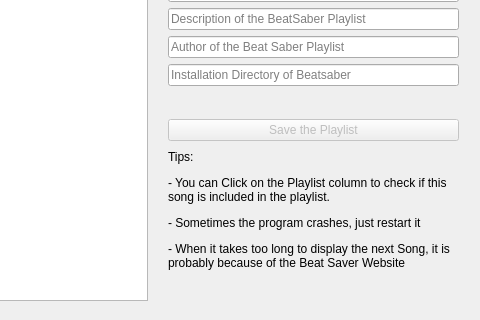
Above: gui.ui from Sajeg/Beatify before the change; both pictures show x 622 to 1102 and y 180 to 500 of the 1102 by 500 pixel window. Below: the same form after it.
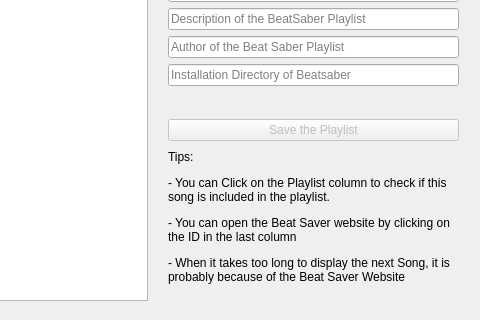
That is the form after the change.

Commit message: added icon and improved Tips on GUI

```diff
--- a/gui.ui
+++ b/gui.ui
@@ -100,7 +100,7 @@
     <item>
      <widget class="QLabel" name="info">
       <property name="text">
-       <string>&lt;html&gt;&lt;head/&gt;&lt;body&gt;&lt;p&gt;Tips:&lt;/p&gt;&lt;p&gt;- You can Click on the Playlist column to check if this song is included in the playlist.&lt;/p&gt;&lt;p&gt;- Sometimes the program crashes, just restart it&lt;/p&gt;&lt;p&gt;- When it takes too long to display the next Song, it is probably because of the Beat Saver Website&lt;/p&gt;&lt;/body&gt;&lt;/html&gt;</string>
+       <string>&lt;html&gt;&lt;head/&gt;&lt;body&gt;&lt;p&gt;Tips:&lt;/p&gt;&lt;p&gt;- You can Click on the Playlist column to check if this song is included in the playlist.&lt;/p&gt;&lt;p&gt;- You can open the Beat Saver website by clicking on the ID in the last column&lt;/p&gt;&lt;p&gt;- When it takes too long to display the next Song, it is probably because of the Beat Saver Website&lt;/p&gt;&lt;/body&gt;&lt;/html&gt;</string>
       </property>
       <property name="alignment">
        <set>Qt::AlignLeading|Qt::AlignLeft|Qt::AlignTop</set>
```
The commit also changes 1 other file.
